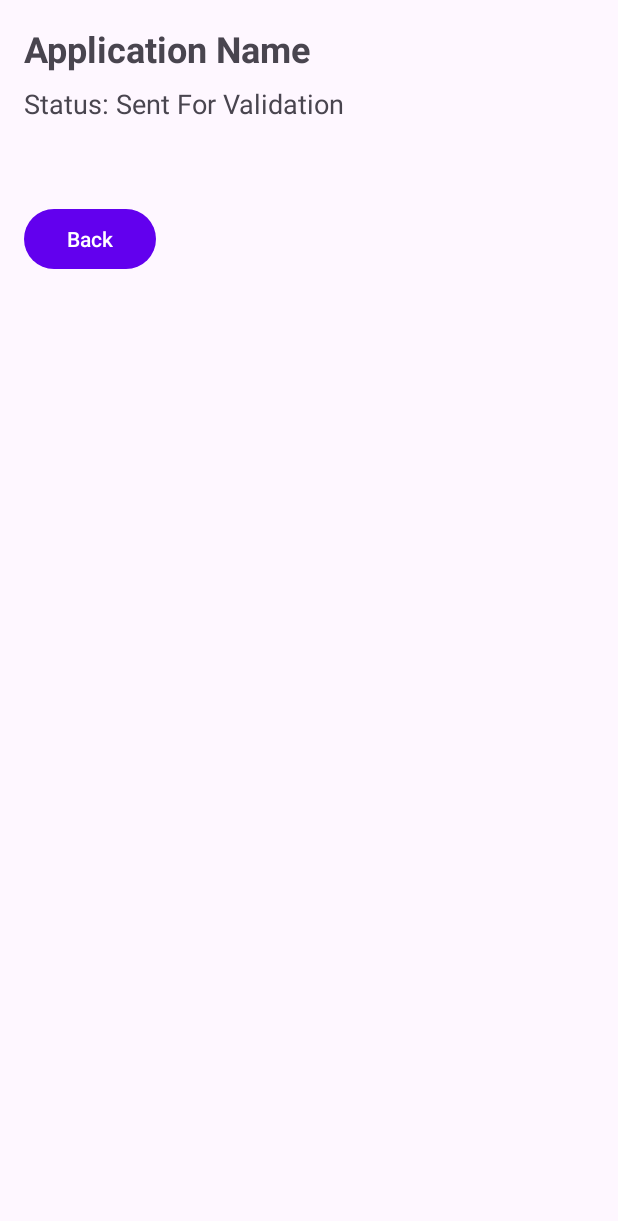
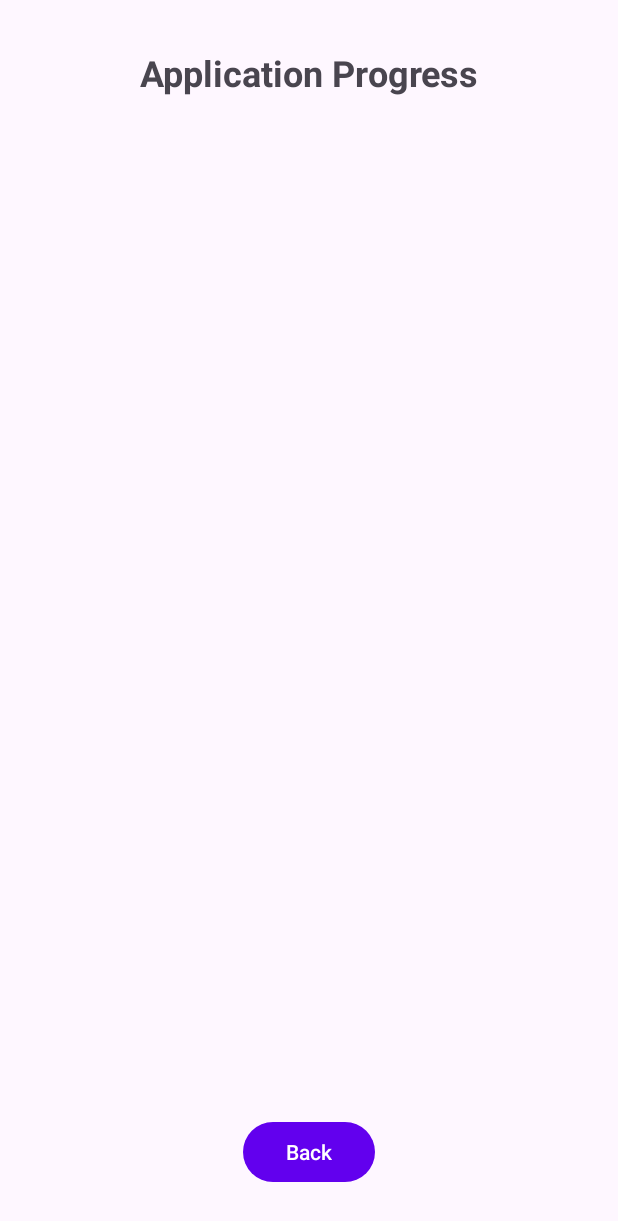
Before and after one commit to thekayd/GoGovApp, an Android app: the ApplicationProgressActivity screen opened directly, with no data from a screen before it, on a phone screen of 412 x 824 dp. Shown: the top 1221 px of the screen. Run offline under Robolectric (Android 15) with nearby library versions, the phone set to English and light mode, and no system bars.

Commit message:
Added the shared preference and the ApplicationProgressActivity to display the appointment schedule.

```diff
--- a/app/src/main/java/com/kayodedaniel/gogovmobile/activities/ApplicationProgressActivity.kt
+++ b/app/src/main/java/com/kayodedaniel/gogovmobile/activities/ApplicationProgressActivity.kt
@@ -1,99 +1,114 @@
 package com.kayodedaniel.gogovmobile.activities
 
+import android.content.Context
 import android.os.Bundle
+import android.view.View
 import android.widget.*
 import androidx.appcompat.app.AppCompatActivity
 import com.kayodedaniel.gogovmobile.R
-import okhttp3.*
+import kotlinx.coroutines.CoroutineScope
+import kotlinx.coroutines.Dispatchers
+import kotlinx.coroutines.launch
+import kotlinx.coroutines.withContext
+import okhttp3.OkHttpClient
+import okhttp3.Request
+import org.json.JSONArray
 import org.json.JSONObject
-import java.io.IOException
 
 class ApplicationProgressActivity : AppCompatActivity() {
 
-    private lateinit var tvFormName: TextView
-    private lateinit var tvStatus: TextView
-    private lateinit var tvDetails: TextView
+    private lateinit var tvApplicationDetails: TextView
+    private lateinit var progressBar: ProgressBar
     private lateinit var btnBack: Button
 
-    private val supabaseUrl =
-        "https://bgckkkxjfnkwgjzlancs.supabase.co/rest/v1/drivers_license_applications" // Replace with your actual endpoint
-    private val supabaseKey =
-        "eyJhbGciOiJIUzI1NiIsInR5cCI6IkpXVCJ9.eyJpc3MiOiJzdXBhYmFzZSIsInJlZiI6ImJnY2tra3hqZm5rd2dqemxhbmNzIiwicm9sRSJpYXQiOjE3MjcwOTQ4NDYsImV4cCI6MjA0MjY3MDg0Nn0.J63JbMamOasx251uRzmP8Z2WcrkgYBbzueFCb2B3eGo"
+    private val supabaseUrl = "https://bgckkkxjfnkwgjzlancs.supabase.co/rest/v1/drivers_license_applications"
+    private val supabaseKey = "eyJhbGciOiJIUzI1NiIsInR5cCI6IkpXVCJ9.eyJpc3MiOiJzdXBhYmFzZSIsInJlZiI6ImJnY2tra3hqZm5rd2dqemxhbmNzIiwicm9sZSI6ImFub24iLCJpYXQiOjE3MjcwOTQ4NDYsImV4cCI6MjA0MjY3MDg0Nn0.J63JbMamOasx251uRzmP8Z2WcrkgYBbzueFCb2B3eGo"
 
     override fun onCreate(savedInstanceState: Bundle?) {
         super.onCreate(savedInstanceState)
         setContentView(R.layout.activity_application_progress)
 
-        // Initialize views
-        tvFormName = findViewById(R.id.tvFormName)
-        tvStatus = findViewById(R.id.tvStatus)
-        tvDetails = findViewById(R.id.tvDetails)
+        tvApplicationDetails = findViewById(R.id.tvApplicationDetails)
+        progressBar = findViewById(R.id.progressBar)
         btnBack = findViewById(R.id.btnBack)
 
-        // Fetch and display application details
+        btnBack.setOnClickListener {
+            finish()
+        }
+
         fetchApplicationDetails()
-
-        // Back button listener
-        btnBack.setOnClickListener {
-            finish() // Close this activity and return to the previous one
-        }
     }
 
     private fun fetchApplicationDetails() {
-        // Get user ID from shared preferences or intent
-        val sharedPreferences = getSharedPreferences("user_prefs", MODE_PRIVATE)
-        val userId = sharedPreferences.getString("user_id", null)
+        progressBar.visibility = View.VISIBLE
 
-        // Validate user ID
-        if (userId == null) {
-            Toast.makeText(this, "User not found", Toast.LENGTH_SHORT).show()
+        val sharedPref = getSharedPreferences("UserPrefs", Context.MODE_PRIVATE)
+        val userEmail = sharedPref.getString("USER_EMAIL", "") ?: ""
+
+        if (userEmail.isEmpty()) {
+            Toast.makeText(this, "User email not found", Toast.LENGTH_SHORT).show()
+            progressBar.visibility = View.GONE
             return
         }
 
-        // Build the request URL to get application details for the user
-        val requestUrl = "$supabaseUrl?select=*&user_id=eq.$userId"
+        val url = "$supabaseUrl?email=eq.$userEmail"
 
-        // Build OkHttp3 request
+        CoroutineScope(Dispatchers.IO).launch {
+            try {
+                val client = OkHttpClient()
                 val request = Request.Builder()
-            .url(requestUrl)
+                    .url(url)
+                    .get()
                     .addHeader("apikey", supabaseKey)
                     .addHeader("Authorization", "Bearer $supabaseKey")
                     .build()
 
-        // Execute request asynchronously
-        val client = OkHttpClient()
-        client.newCall(request).enqueue(object : Callback {
-            override fun onFailure(call: Call, e: IOException) {
-                runOnUiThread {
-                    Toast.makeText(
-                        this@ApplicationProgressActivity,
-                        "Failed to fetch data: ${e.message}",
-                        Toast.LENGTH_LONG
-                    ).show()
+                val response = client.newCall(request).execute()
+                val responseBody = response.body?.string()
+
+                withContext(Dispatchers.Main) {
+                    if (response.isSuccessful && !responseBody.isNullOrEmpty()) {
+                        val jsonArray = JSONArray(responseBody)
+                        if (jsonArray.length() > 0) {
+                            val applicationDetails = jsonArray.getJSONObject(0)
+                            displayApplicationDetails(applicationDetails)
+                        } else {
+                            tvApplicationDetails.text = "No application found for this email."
+                        }
+                    } else {
+                        Toast.makeText(this@ApplicationProgressActivity, "Failed to fetch application details", Toast.LENGTH_SHORT).show()
+                    }
+                    progressBar.visibility = View.GONE
+                }
+            } catch (e: Exception) {
+                withContext(Dispatchers.Main) {
+                    Toast.makeText(this@ApplicationProgressActivity, "Error: ${e.message}", Toast.LENGTH_SHORT).show()
+                    progressBar.visibility = View.GONE
+                }
+            }
         }
     }
 
-            override fun onResponse(call: Call, response: Response) {
-                if (response.isSuccessful) {
-                    val responseBody = response.body?.string()
-                    val jsonResponse = JSONObject(responseBody ?: "")
+    private fun displayApplicationDetails(details: JSONObject) {
+        val formattedDetails = StringBuilder()
+        formattedDetails.append("Application Status: ${details.optString("status", "N/A")}\n\n")
+        formattedDetails.append("Personal Details:\n")
+        formattedDetails.append("Name: ${details.optString("name", "N/A")}\n")
+        formattedDetails.append("Surname: ${details.optString("surname", "N/A")}\n")
+        formattedDetails.append("ID Number: ${details.optString("id_number", "N/A")}\n")
+        formattedDetails.append("Gender: ${details.optString("gender", "N/A")}\n")
+        formattedDetails.append("Date of Birth: ${details.optString("date_of_birth", "N/A")}\n\n")
+        formattedDetails.append("Contact Details:\n")
+        formattedDetails.append("Email: ${details.optString("email", "N/A")}\n")
+        formattedDetails.append("Phone Number: ${details.optString("phone_number", "N/A")}\n\n")
+        formattedDetails.append("Address:\n")
+        formattedDetails.append("${details.optString("address", "N/A")}\n")
+        formattedDetails.append("${details.optString("city", "N/A")}, ${details.optString("province", "N/A")}\n")
+        formattedDetails.append("Postcode: ${details.optString("postcode", "N/A")}\n\n")
+        formattedDetails.append("License Details:\n")
+        formattedDetails.append("License Category: ${details.optString("license_category", "N/A")}\n")
+        formattedDetails.append("Test Center: ${details.optString("test_center", "N/A")}\n")
 
-                    runOnUiThread {
-                        // Assuming the application form has fields like 'form_name', 'status', and 'details'
-                        tvFormName.text = jsonResponse.optString("form_name", "N/A")
-                        tvStatus.text = jsonResponse.optString("status", "N/A")
-                        tvDetails.text = jsonResponse.optString("details", "N/A")
-                    }
-                } else {
-                    runOnUiThread {
-                        Toast.makeText(
-                            this@ApplicationProgressActivity,
-                            "Failed to fetch application details.",
-                            Toast.LENGTH_LONG
-                        ).show()
+        tvApplicationDetails.text = formattedDetails.toString()
     }
 }
-            }
-        })
-    }
-}
--- a/app/src/main/res/layout/activity_application_progress.xml
+++ b/app/src/main/res/layout/activity_application_progress.xml
@@ -1,40 +1,59 @@
 <?xml version="1.0" encoding="utf-8"?>
-<RelativeLayout xmlns:android="http://schemas.android.com/apk/res/android"
+<androidx.constraintlayout.widget.ConstraintLayout xmlns:android="http://schemas.android.com/apk/res/android"
+    xmlns:app="http://schemas.android.com/apk/res-auto"
+    xmlns:tools="http://schemas.android.com/tools"
     android:layout_width="match_parent"
     android:layout_height="match_parent"
-    android:padding="16dp">
+    android:padding="16dp"
+    tools:context=".activities.ApplicationProgressActivity">
 
     <TextView
-        android:id="@+id/tvFormName"
+        android:id="@+id/tvTitle"
         android:layout_width="wrap_content"
         android:layout_height="wrap_content"
-        android:text="Application Name"
+        android:text="Application Progress"
         android:textSize="24sp"
-        android:textStyle="bold" />
+        android:textStyle="bold"
+        app:layout_constraintTop_toTopOf="parent"
+        app:layout_constraintStart_toStartOf="parent"
+        app:layout_constraintEnd_toEndOf="parent"
+        android:layout_marginTop="16dp"/>
 
-    <TextView
-        android:id="@+id/tvStatus"
+    <ScrollView
+        android:layout_width="match_parent"
+        android:layout_height="0dp"
+        app:layout_constraintTop_toBottomOf="@id/tvTitle"
+        app:layout_constraintBottom_toTopOf="@id/btnBack"
+        android:layout_marginTop="16dp"
+        android:layout_marginBottom="16dp">
+
+        <TextView
+            android:id="@+id/tvApplicationDetails"
+            android:layout_width="match_parent"
+            android:layout_height="wrap_content"
+            android:textSize="16sp"
+            tools:text="Application details will be displayed here" />
+
+    </ScrollView>
+
+    <ProgressBar
+        android:id="@+id/progressBar"
         android:layout_width="wrap_content"
         android:layout_height="wrap_content"
-        android:layout_below="@id/tvFormName"
-        android:text="Status: Sent For Validation"
-        android:textSize="18sp"
-        android:layout_marginTop="8dp" />
-
-    <TextView
-        android:id="@+id/tvDetails"
-        android:layout_width="match_parent"
-        android:layout_height="wrap_content"
-        android:layout_below="@id/tvStatus"
-        android:layout_marginTop="16dp"
-        android:textSize="16sp" />
+        android:visibility="gone"
+        app:layout_constraintTop_toTopOf="parent"
+        app:layout_constraintBottom_toBottomOf="parent"
+        app:layout_constraintStart_toStartOf="parent"
+        app:layout_constraintEnd_toEndOf="parent"/>
 
     <Button
         android:id="@+id/btnBack"
         android:layout_width="wrap_content"
         android:layout_height="wrap_content"
-        android:layout_below="@id/tvDetails"
-        android:layout_marginTop="16dp"
-        android:text="Back" />
+        android:text="Back"
+        app:layout_constraintBottom_toBottomOf="parent"
+        app:layout_constraintStart_toStartOf="parent"
+        app:layout_constraintEnd_toEndOf="parent"
+        android:layout_marginBottom="16dp"/>
 
-</RelativeLayout>
+</androidx.constraintlayout.widget.ConstraintLayout>
```
Also changed, not shown: app/src/main/java/com/kayodedaniel/gogovmobile/DriversLicenseActivity.kt (+31 -41 lines), app/src/main/java/com/kayodedaniel/gogovmobile/activities/SignInActivity.kt (+20 -22 lines), app/src/main/java/com/kayodedaniel/gogovmobile/activities/SignUpActivity.kt (+13 -3 lines). Lines whose indentation alone changed are shown as unchanged.
